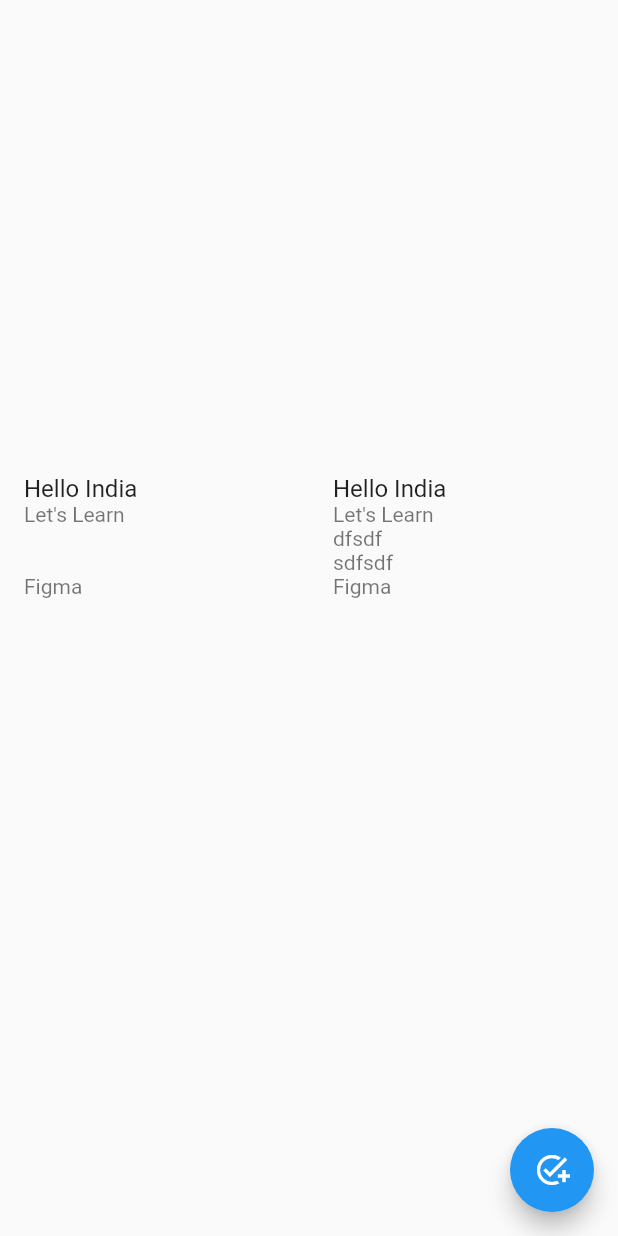
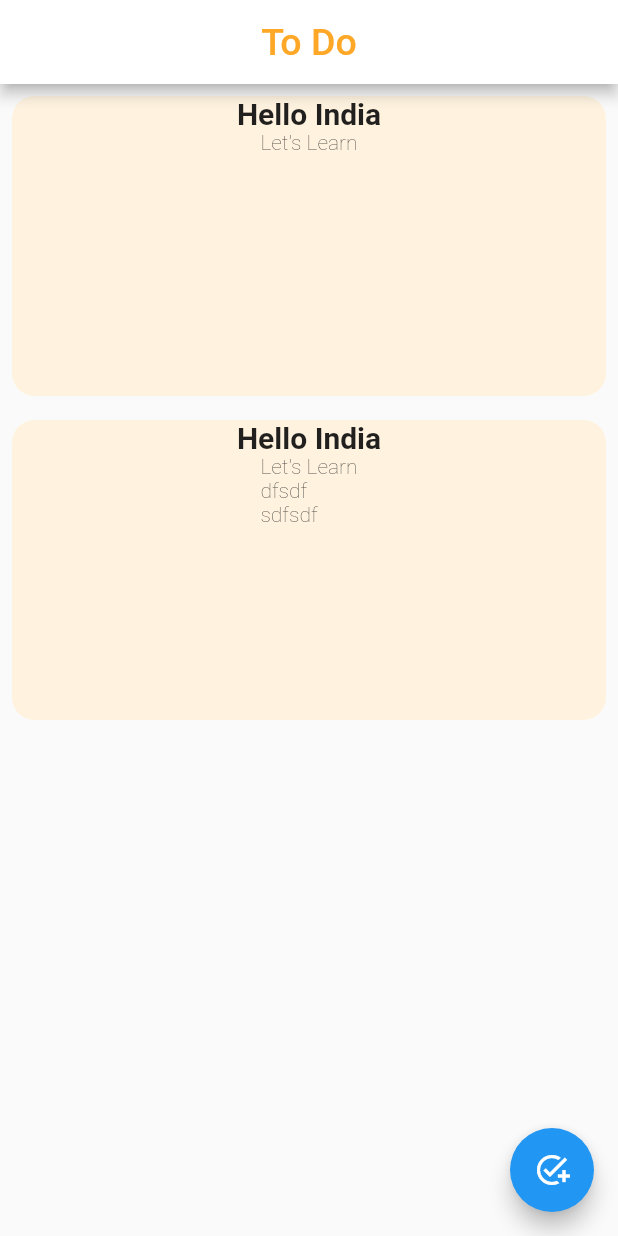
Before and after one commit to VivekTailor19/to_do_app, a Flutter app: the screen it shows after launch, on a phone screen of 412 x 824 dp. Run offline on Flutter 3.47's test engine with Material 2 defaults, Android fonts, the phone set to English and light mode, and no system bars; our stand-ins replace get, sizer.

Commit message:
to do app

```diff
--- a/lib/controller/task_controller.dart
+++ b/lib/controller/task_controller.dart
@@ -15,7 +15,7 @@ class TaskController extends GetxController
   Rx<DateTime> d = DateTime.now().obs;
   Rx<TimeOfDay> t = TimeOfDay.now().obs;
 
-  Rx<DateTime>? pdate;
-  Rx<TimeOfDay>? ptime;
+  Rx<DateTime> pdate = DateTime(2015,3,1).obs;
+  Rx<TimeOfDay> ptime = TimeOfDay(hour: 12, minute: 40).obs;
 
 }
--- a/lib/screen/todo_home.dart
+++ b/lib/screen/todo_home.dart
@@ -17,12 +17,12 @@ class _ToDo_HomeScreenState extends State<ToDo_HomeScreen> {
   Widget build(BuildContext context) {
     return SafeArea(
       child: Scaffold(
-        body: Obx(() => Column(mainAxisAlignment: MainAxisAlignment.center,
+        appBar: AppBar(title: Text("To Do",style: TextStyle(fontSize: 25,fontWeight: FontWeight.w500,color: Colors.orange.shade400),),centerTitle:true,backgroundColor: Colors.white,),
+        body: Obx(() => Column(
           children: [
-            GridView.builder(
+            ListView.builder(
               shrinkWrap: true,
                   itemCount: control.tasks.length,
-                  gridDelegate: SliverGridDelegateWithFixedCrossAxisCount(crossAxisCount: 2,mainAxisExtent: 200),
                   itemBuilder: (context, index) {
                     return GestureDetector(
                       onDoubleTap:() {
@@ -35,10 +35,11 @@ class _ToDo_HomeScreenState extends State<ToDo_HomeScreen> {
                           "data":control.tasks[index]
                         });
                       },
-                      child: ListTile(
-                        title: Text("${control.tasks[index].title}"),
-                        subtitle: Text("${control.tasks[index].notes}",maxLines: 5,),
-                      ),
+                      child:TaskView(
+                        title: control.tasks[index].title,
+                        data: control.tasks[index].notes
+                      )
+
                     );
                   },),
           ],
@@ -54,4 +55,22 @@ class _ToDo_HomeScreenState extends State<ToDo_HomeScreen> {
       ),
     );
   }
+
+  Widget TaskView({String?title, String? data})
+  {
+    return Padding(
+      padding: EdgeInsets.all(8),
+      child: Container(height: 200,width: double.infinity,
+      decoration: BoxDecoration(borderRadius: BorderRadius.circular(15),
+        color: Colors.orange.shade50,
+      ),
+
+      child: Column(
+        children: [
+          Text("$title",style: TextStyle(fontSize: 20,fontWeight: FontWeight.w700),),
+          Text("$data",style: TextStyle(fontSize: 14,fontWeight: FontWeight.w200),maxLines:3,overflow: TextOverflow.ellipsis,),
+        ],
+      ),),
+    );
+  }
 }
```
